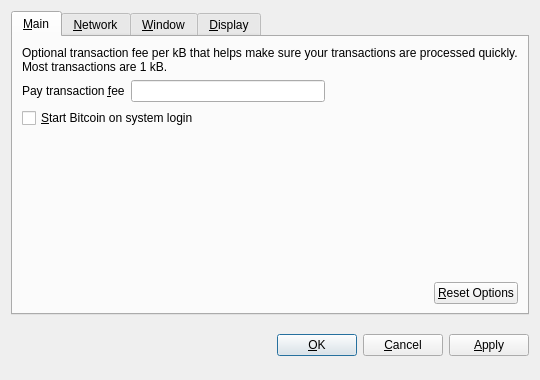
Qt form src/qt/forms/optionsdialog.ui (frrp/ipcoin) before a commit.
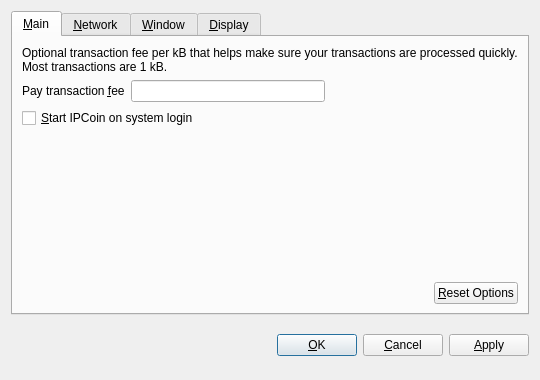
The same form after that commit. Custom widgets are drawn as their Qt base class.

```diff
--- a/src/qt/forms/optionsdialog.ui
+++ b/src/qt/forms/optionsdialog.ui
@@ -82,7 +82,7 @@
           <string>Automatically start Bitcoin after logging in to the system.</string>
          </property>
          <property name="text">
-          <string>&amp;Start Bitcoin on system login</string>
+          <string>&amp;Start IPCoin on system login</string>
          </property>
         </widget>
        </item>
```
Left out of the diff: 10 changed lines with no effect on the pictures.
